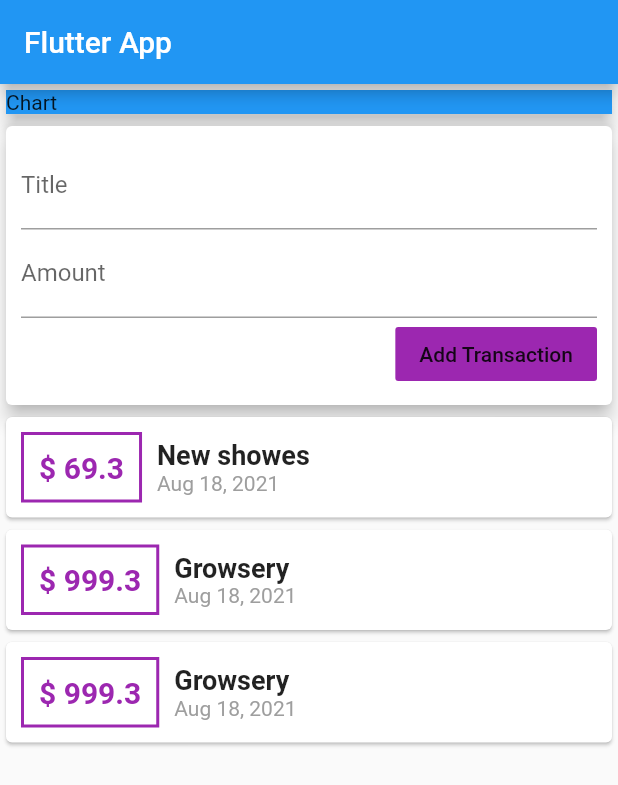
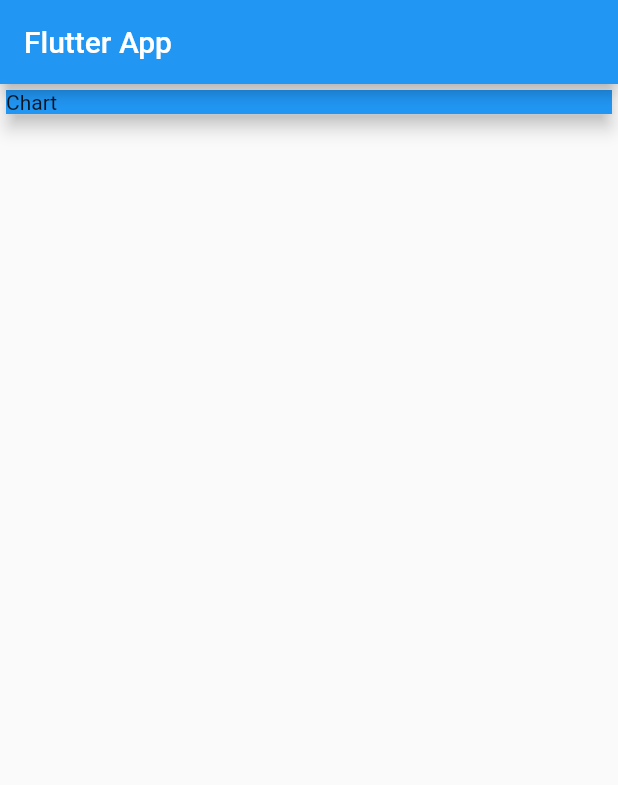
Before and after one commit to mahin1995/flutter_udemy_project2, a Flutter app: the screen it shows after launch, on a phone screen of 412 x 824 dp. Shown: the top 785 px of the screen. Run offline on Flutter 3.47's test engine with Material 2 defaults, Android fonts, the phone set to English and light mode, and no system bars.

Commit message:
from home pc

```diff
--- a/lib/main.dart
+++ b/lib/main.dart
@@ -1,25 +1,17 @@
 import 'package:flutter/material.dart';
-import 'package:intl/intl.dart';
-import 'model/transaction.dart';
+
+
 
 void main() {
   runApp(MyApp());
 }
 
 class MyApp extends StatelessWidget {
-  final List<Transaction> transaction = [
-    Transaction(
-        id: 't1', title: "New showes", amount: 69.3, date: DateTime.now()),
-    Transaction(
-        id: 't2', title: "Growsery", amount: 999.3, date: DateTime.now()),
-    Transaction(
-        id: 't2', title: "Growsery", amount: 999.3, date: DateTime.now()),
-  ];
+
   // const MyApp({Key? key}) : super(key: key);
   // String? titleInput;
   // String? amountInput;
-  final titleController=TextEditingController();
-  final amountController=TextEditingController();
+
   @override
   Widget build(BuildContext context) {
     return MaterialApp(
@@ -41,78 +33,7 @@ class MyApp extends StatelessWidget {
                 elevation: 5,
               ),
             ), //card
-            Card(
-              elevation: 5,
-              child: Container(
-                padding: EdgeInsets.all(10),
-                child: Column(
-                  crossAxisAlignment: CrossAxisAlignment.end,
-                  children: [
-                    TextField(
-                      decoration: InputDecoration(labelText: 'Title'),
-                      controller: titleController,
-                      // onChanged: (val) => titleInput = val,
-                    ),
-                    TextField(
-                      decoration: InputDecoration(labelText: 'Amount'),
-                      controller: amountController,
-                      // onChanged: (val) => amountInput = val,
-                    ),
-                    FlatButton(
-                      onPressed: () {
-                        // print(titleInput);
-                        // print(amountInput);
-                        print(titleController.text);
-                        print(amountController.text);
-                      },
-                      child: Text("Add Transaction"),
-                      color: Colors.purple,
-                    )
-                  ],
-                ),
-              ),
-            ),
-            Column(
-              children: transaction.map((tx) {
-                return Card(
-                    child: Row(
-                  children: <Widget>[
-                    Container(
-                      child: Text(
-                        '\$ ${tx.amount}',
-                        style: TextStyle(
-                            fontWeight: FontWeight.bold,
-                            fontSize: 20,
-                            color: Colors.purple),
-                      ),
-                      margin:
-                          EdgeInsets.symmetric(vertical: 10, horizontal: 10),
-                      padding: EdgeInsets.all(10),
-                      decoration: BoxDecoration(
-                          border: Border.all(color: Colors.purple, width: 2)),
-                    ),
-                    Column(
-                      children: <Widget>[
-                        Text(
-                          tx.title,
-                          style: TextStyle(
-                            fontSize: 18,
-                            fontWeight: FontWeight.bold,
-                          ),
-                        ),
-                        Text(
-                          DateFormat.yMMMd().format(tx.date),
-                          style: TextStyle(
-                            color: Colors.grey,
-                          ),
-                        ),
-                      ],
-                      crossAxisAlignment: CrossAxisAlignment.start,
-                    )
-                  ],
-                ));
-              }).toList(),
-            ),
+
           ],
         ),
       ),
```
Also changed, not shown: lib/widget/new_transaction.dart (added, +42 -0 lines), lib/widget/transaction_list.dart (+55 -0 lines), lib/widget/user_transaction.dart (added, +37 -0 lines).
